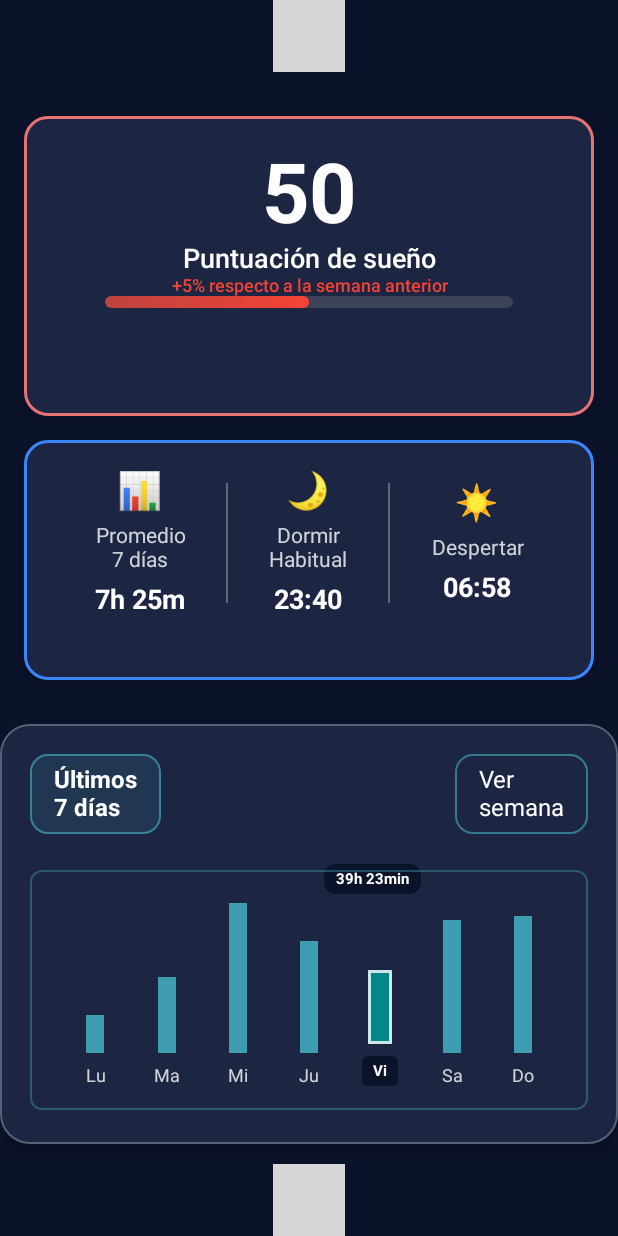
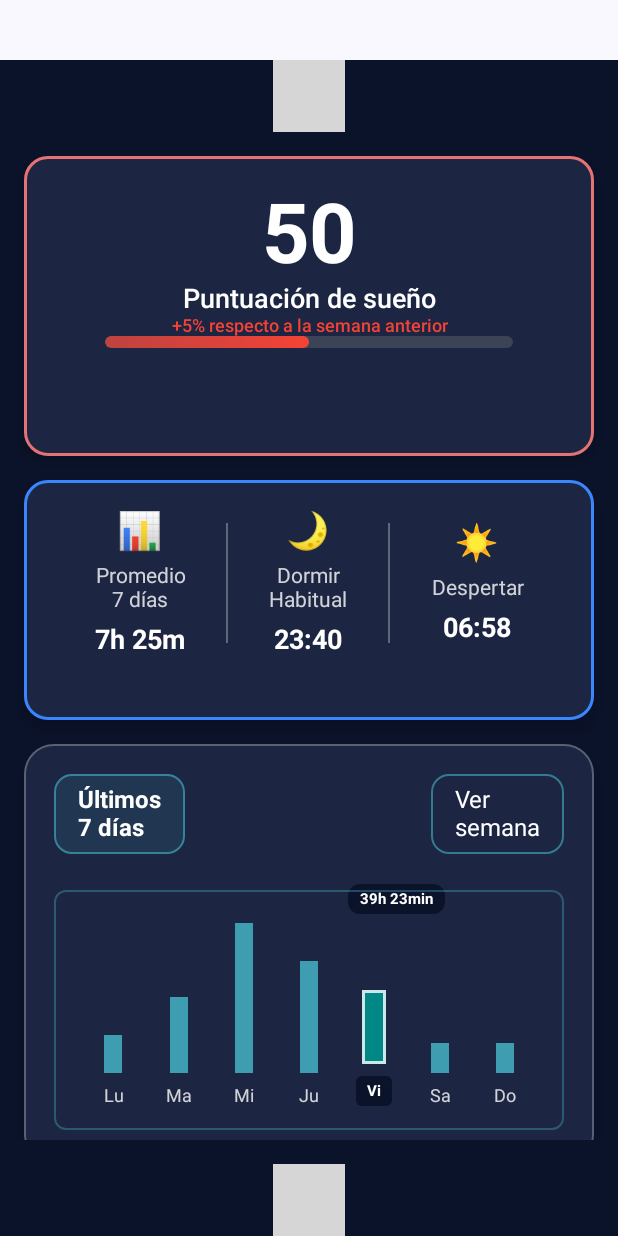
Before and after one commit to Nix-ui/Morfeo, an Android app built with Jetpack Compose: the HomeScreen screen opened through its navigation route, on a phone screen of 412 x 824 dp. Run offline under Robolectric (Android 15) with nearby library versions, the phone set to English and light mode, and no system bars; 4 statements that could not run were skipped; grey boxes are pictures that could not be loaded.

Commit message:
feat: Better Ui and bar, and scrolleable Screens

```diff
--- a/app/src/main/java/com/ucb/morfeo/features/home/presentation/HomeScreen.kt
+++ b/app/src/main/java/com/ucb/morfeo/features/home/presentation/HomeScreen.kt
@@ -1,5 +1,6 @@
 package com.ucb.morfeo.features.home.presentation
 
+import androidx.compose.foundation.ScrollState
 import androidx.compose.foundation.background
 import androidx.compose.foundation.border
 import androidx.compose.foundation.layout.Arrangement
@@ -14,7 +15,9 @@ import androidx.compose.foundation.layout.offset
 import androidx.compose.foundation.layout.padding
 import androidx.compose.foundation.layout.size
 import androidx.compose.foundation.layout.width
+import androidx.compose.foundation.rememberScrollState
 import androidx.compose.foundation.shape.RoundedCornerShape
+import androidx.compose.foundation.verticalScroll
 import androidx.compose.material3.Card
 import androidx.compose.material3.CardDefaults
 import androidx.compose.material3.LinearProgressIndicator
@@ -53,6 +56,7 @@ fun HomeScreen(onNavigatedToTab: (Int) -> Unit = {}) {
         modifier = Modifier
             .fillMaxWidth()
             .fillMaxHeight()
+            .padding(top=40.dp)
             .background(colorResource(R.color.firefly)),
         verticalArrangement = Arrangement.SpaceBetween,
         horizontalAlignment = Alignment.CenterHorizontally
@@ -61,8 +65,10 @@ fun HomeScreen(onNavigatedToTab: (Int) -> Unit = {}) {
 
         Column(
             modifier = Modifier
+                .weight(1f)
                 .fillMaxWidth()
-                .padding(16.dp),
+                .padding(16.dp)
+                .verticalScroll(rememberScrollState()),
             horizontalAlignment = Alignment.CenterHorizontally,
             verticalArrangement = Arrangement.spacedBy(16.dp)
         ) {
@@ -75,10 +81,11 @@ fun HomeScreen(onNavigatedToTab: (Int) -> Unit = {}) {
                 bedTime = bedTime,
                 wakeTime = wakeTime
             )
+            SleepWeeklyBar(
+                weekScore = listOf(20,40,79,59,39,0,0)
+            )
+            Spacer(modifier = Modifier.height(16.dp))
         }
-        SleepWeeklyBar(
-            weekScore = listOf(20,40,79,59,39,70,72)
-        )
         var selectedItem by remember { mutableIntStateOf(0) }
         ButtomNavBar(
             selectedItem = selectedItem,
--- a/app/src/main/java/com/ucb/morfeo/features/welcome/presentation/WelcomeScreen.kt
+++ b/app/src/main/java/com/ucb/morfeo/features/welcome/presentation/WelcomeScreen.kt
@@ -11,7 +11,9 @@ import androidx.compose.foundation.layout.fillMaxWidth
 import androidx.compose.foundation.layout.padding
 import androidx.compose.foundation.layout.size
 import androidx.compose.foundation.layout.width
+import androidx.compose.foundation.rememberScrollState
 import androidx.compose.foundation.shape.CircleShape
+import androidx.compose.foundation.verticalScroll
 import androidx.compose.material3.Button
 import androidx.compose.material3.ButtonColors
 import androidx.compose.material3.Text
@@ -41,7 +43,7 @@ import com.ucb.morfeo.features.TopNavBar.presentation.TopNavBar
 fun WelcomeScreen(onNavigateToTab :(Int)-> Unit = {}){
     Column(
         modifier = Modifier.fillMaxWidth()
-            .padding(top = 20.dp)
+            .padding(top = 40.dp)
             .fillMaxHeight()
             .background(color = colorResource(R.color.firefly)),
         verticalArrangement = Arrangement.SpaceBetween
@@ -52,6 +54,7 @@ fun WelcomeScreen(onNavigateToTab :(Int)-> Unit = {}){
             horizontalAlignment = Alignment.CenterHorizontally,
             modifier = Modifier.fillMaxWidth()
                 .padding(top = 0.dp)
+                .verticalScroll(rememberScrollState())
         ) {
             Image(
                 painter = painterResource(R.drawable.morfeo),
```
